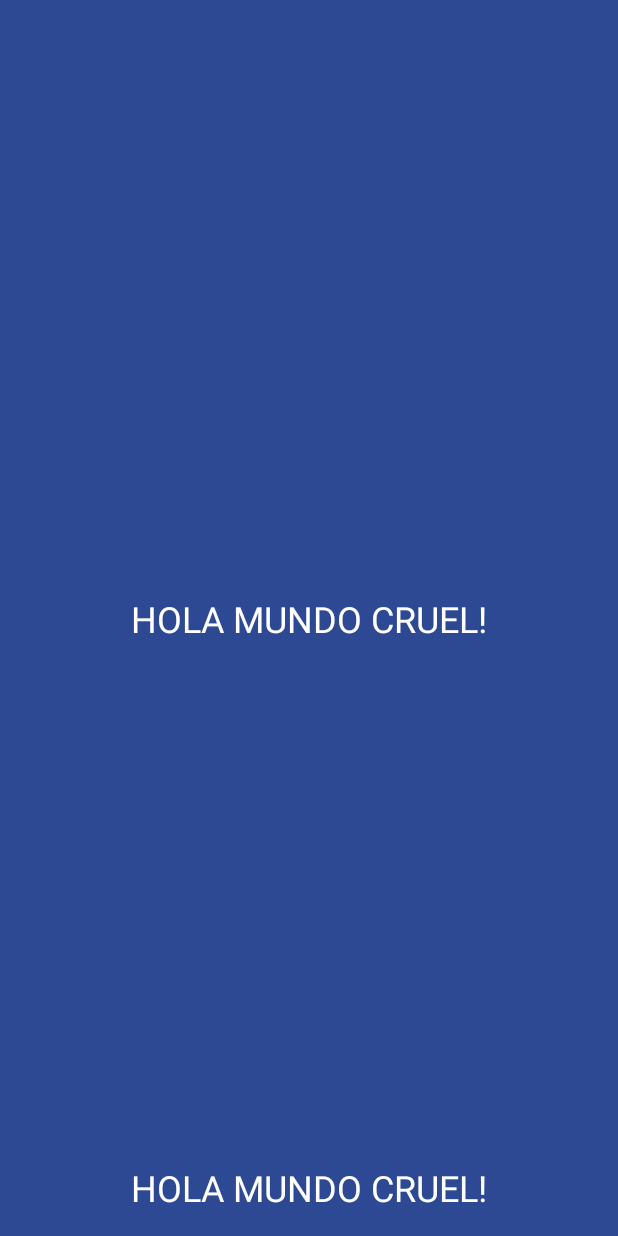
After one commit to AxelEncina/AppMix, an Android app: the layout activity_example_mvvmactivity.xml on its own in the app's theme, with its tools: preview values and no code run, on a phone screen of 412 x 824 dp. The commit adds this screen. Run offline under Robolectric (Android 15) with nearby library versions, the phone set to English and light mode, and no system bars.

Commit message:
New section with mvvm example

```diff
--- a/app/src/main/AndroidManifest.xml
+++ b/app/src/main/AndroidManifest.xml
@@ -14,6 +14,9 @@
         android:supportsRtl="true"
         android:theme="@style/Theme.AndroidMaster"
         tools:targetApi="34">
+        <activity
+            android:name=".examplemvvm.view.ExampleMVVMActivity"
+            android:exported="false" />
         <activity
             android:name=".recyclerviewexample.RecyclerViewExampleActivity"
             android:exported="false" />
--- /dev/null
+++ b/app/src/main/java/com/example/androidmaster/examplemvvm/model/QuoteModel.kt
@@ -0,0 +1,3 @@
+package com.example.androidmaster.examplemvvm.model
+
+data class QuoteModel(val quote: String, val author: String)
--- /dev/null
+++ b/app/src/main/res/layout/activity_example_mvvmactivity.xml
@@ -0,0 +1,41 @@
+<?xml version="1.0" encoding="utf-8"?>
+<androidx.constraintlayout.widget.ConstraintLayout xmlns:android="http://schemas.android.com/apk/res/android"
+    xmlns:app="http://schemas.android.com/apk/res-auto"
+    xmlns:tools="http://schemas.android.com/tools"
+    android:id="@+id/viewContainer"
+    android:layout_width="match_parent"
+    android:layout_height="match_parent"
+    android:background="@color/todo_background_todo_app"
+    tools:context=".examplemvvm.view.ExampleMVVMActivity">
+
+    <TextView
+        android:id="@+id/tvQuote"
+        android:layout_width="wrap_content"
+        android:layout_height="wrap_content"
+        tools:text="HOLA MUNDO CRUEL!"
+        android:gravity="center"
+        android:padding="16dp"
+        android:textColor="@color/white"
+        android:textSize="24sp"
+        app:layout_constraintBottom_toBottomOf="parent"
+        app:layout_constraintLeft_toLeftOf="parent"
+        app:layout_constraintRight_toRightOf="parent"
+        app:layout_constraintTop_toTopOf="parent"
+        />
+
+    <TextView
+        android:id="@+id/tvAuthor"
+        android:layout_width="wrap_content"
+        android:layout_height="wrap_content"
+        tools:text="HOLA MUNDO CRUEL!"
+        android:gravity="center"
+        android:padding="16dp"
+        android:textColor="@color/white"
+        android:textSize="24sp"
+        app:layout_constraintBottom_toBottomOf="parent"
+        app:layout_constraintLeft_toLeftOf="parent"
+        app:layout_constraintRight_toRightOf="parent"
+        />
+
+
+</androidx.constraintlayout.widget.ConstraintLayout>
--- a/app/src/main/res/layout/activity_menu.xml
+++ b/app/src/main/res/layout/activity_menu.xml
@@ -43,4 +43,10 @@
         android:layout_height="wrap_content"
         android:text="RV EJEMPLO"/>
 
+    <Button
+        android:id="@+id/btnExampleMVVM"
+        android:layout_width="match_parent"
+        android:layout_height="wrap_content"
+        android:text="mvvm"/>
+
 </LinearLayout>
```
Also changed, not shown: app/build.gradle.kts (+10 -2 lines), app/src/main/java/com/example/androidmaster/MenuActivity.kt (+9 -0 lines), app/src/main/java/com/example/androidmaster/examplemvvm/model/QuoteProvider.kt (added, +54 -0 lines), app/src/main/java/com/example/androidmaster/examplemvvm/view/ExampleMVVMActivity.kt (added, +29 -0 lines), app/src/main/java/com/example/androidmaster/examplemvvm/viewmodel/QuoteViewModel.kt (added, +16 -0 lines).
